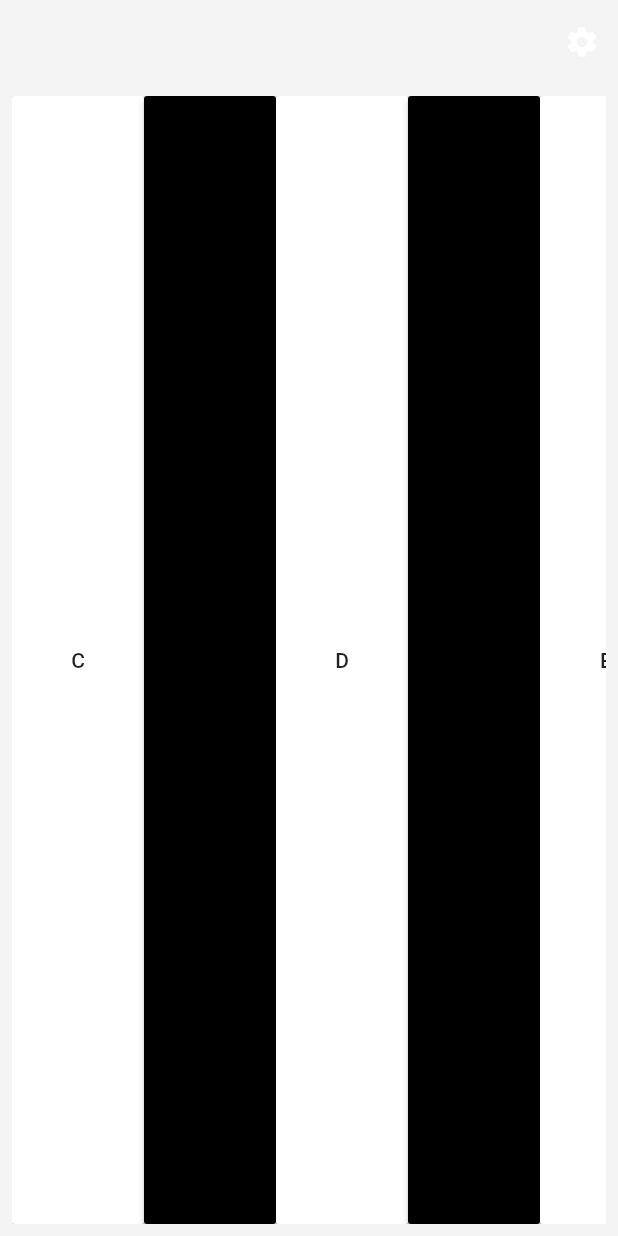
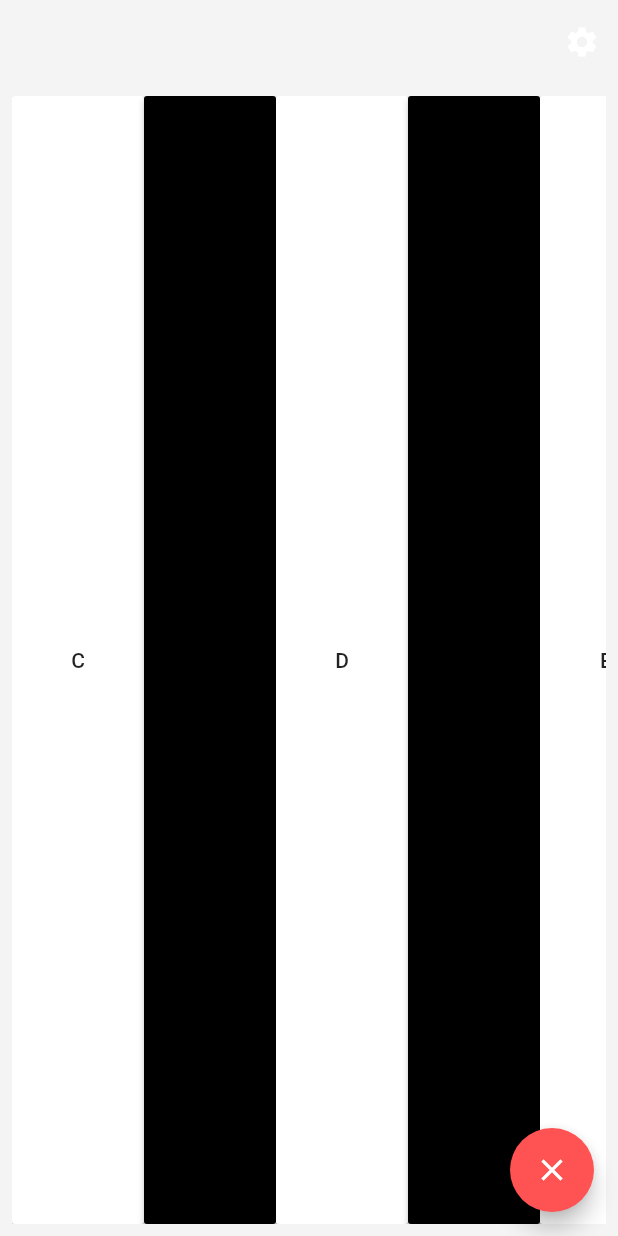
Before and after one commit to JoseGeorges8/scales-app, a Flutter app: the screen it shows after launch, on a phone screen of 412 x 824 dp. Run offline on Flutter 3.47's test engine with Material 2 defaults, Android fonts, the phone set to English and light mode, and no system bars; our stand-ins replace bloc, equatable, flutter_bloc, shared_preferences; missing offline and left inert: flutter_midi, tonic.

Commit message:
Added a clear button

```diff
--- a/lib/blocs/notes_bloc/notes_event.dart
+++ b/lib/blocs/notes_bloc/notes_event.dart
@@ -20,3 +20,13 @@ class UpdateNote extends NotesEvent {
   @override
   String toString() => 'UpdateNote { updatedNote: $updatedNote }';
 }
+
+
+class ClearNotes extends NotesEvent {
+
+  @override
+  List<Object> get props => [];
+
+  @override
+  String toString() => 'ClearNotes';
+}
--- a/lib/blocs/scales_bloc/scales_bloc.dart
+++ b/lib/blocs/scales_bloc/scales_bloc.dart
@@ -4,14 +4,12 @@ import 'package:flutter/foundation.dart';
 import 'package:scales_app/blocs/notes_bloc/bloc.dart';
 import 'package:scales_app/blocs/scales_bloc/scales_repository.dart';
 import 'package:scales_app/data_providers/scales_data_provider/scales_basic_provider.dart';
-import 'package:scales_app/models/Note.dart';
 import 'package:scales_app/models/Scale.dart';
 import 'bloc.dart';
 
 class ScalesBloc extends Bloc<ScalesEvent, ScalesState> {
   final NotesBloc _notesBloc;
   StreamSubscription _notesSubscription;
-  StreamSubscription _scalesSubscription;
   final ScalesRepository _scalesRepository = ScalesRepository(provider: ScalesBasicProvider());
 
   ScalesBloc(
@@ -25,20 +23,7 @@ class ScalesBloc extends Bloc<ScalesEvent, ScalesState> {
   }
 
   @override
-  ScalesState get initialState {
-    initialize();
-    return ScalesLoaded(scales: List<Scale>());
-  }
-
-  initialize() {
-    _scalesSubscription?.cancel();
-//    _scalesSubscription = _scalesRepository.scales().listen(
-//          (scales) {
-//            print("Got new scales...");
-//            add(ScalesUpdated(scales: scales));
-//          },
-//        );
-  }
+  ScalesState get initialState => ScalesLoaded(scales: List<Scale>());
 
   @override
   Stream<ScalesState> mapEventToState(
@@ -56,7 +41,6 @@ class ScalesBloc extends Bloc<ScalesEvent, ScalesState> {
   @override
   Future<void> close() {
     _notesSubscription?.cancel();
-    _scalesSubscription?.cancel();
     return super.close();
   }
 }
--- a/lib/data_providers/sound_provider.dart
+++ b/lib/data_providers/sound_provider.dart
@@ -16,8 +16,8 @@ class FlutterMidiSoundProvider extends SoundBaseProvider {
   // ignore: missing_return
   Future<void> initialize() {
     FlutterMidi.unmute();
-    rootBundle.load("assets/sounds/synth.sf2").then((sf2) {
-      FlutterMidi.prepare(sf2: sf2, name: "synth.sf2");
+    rootBundle.load("assets/sounds/Piano.sf2").then((sf2) {
+      FlutterMidi.prepare(sf2: sf2, name: "Piano.sf2");
     });
   }
 
--- a/lib/pages/home.dart
+++ b/lib/pages/home.dart
@@ -3,7 +3,7 @@ import 'package:flutter_bloc/flutter_bloc.dart';
 import 'package:scales_app/bloc_providers/scales_bloc_provider.dart';
 import 'package:scales_app/blocs/notes_bloc/bloc.dart';
 import 'package:scales_app/pages/settings.dart';
-import 'package:scales_app/utils/constants.dart';
+import 'package:scales_app/widgets/clear_button.dart';
 import 'package:scales_app/widgets/draggable_scales_sheet.dart';
 import 'package:scales_app/widgets/home_app_bar.dart';
 import 'package:scales_app/widgets/note_button_group.dart';
@@ -51,6 +51,7 @@ class _HomePageState extends State<HomePage>
                 );
         }),
       ),
+      floatingActionButton: ClearButton(onPressed: () => _notesBloc.clearNotes()),
     );
   }
 
--- /dev/null
+++ b/lib/widgets/clear_button.dart
@@ -0,0 +1,17 @@
+import 'package:flutter/material.dart';
+
+class  ClearButton extends StatelessWidget {
+
+  final VoidCallback onPressed;
+
+  const ClearButton({Key key, this.onPressed}) : super(key: key);
+
+  @override
+  Widget build(BuildContext context) {
+    return FloatingActionButton(
+      backgroundColor: Colors.redAccent,
+      onPressed: onPressed,
+      child: Icon(Icons.clear)
+    );
+  }
+}
--- a/lib/widgets/note_button_group.dart
+++ b/lib/widgets/note_button_group.dart
@@ -1,6 +1,5 @@
 import 'package:flutter/material.dart';
 import 'package:flutter_bloc/flutter_bloc.dart';
-import 'package:flutter_midi/flutter_midi.dart';
 import 'package:scales_app/blocs/notes_bloc/bloc.dart';
 import 'package:scales_app/blocs/sound_bloc/bloc.dart';
 import 'package:scales_app/blocs/theme_bloc/bloc.dart';
@@ -73,13 +72,12 @@ class NotesButtonGroup extends StatelessWidget{
 
 
     return BlocBuilder<ThemeBloc, ThemeState>(
-      builder: (BuildContext context, ThemeState state)=> _getButtonGroup(state.value),
+      builder: (BuildContext context, ThemeState state) => _getButtonGroup(state.value),
     );
   }
 
   _onNotePressed(Note note){
-    final Note updatedNote = note.copyWith(isSharp: note.isSharp, value: note.value, isSelected: !note.isSelected, midi: note.midi);
-    notesBloc.add(UpdateNote(updatedNote));
+    notesBloc.add(UpdateNote(note));
     soundBloc.playNote(note);
   }
 
```
Also changed, not shown: lib/blocs/notes_bloc/notes_bloc.dart (+33 -8 lines).
